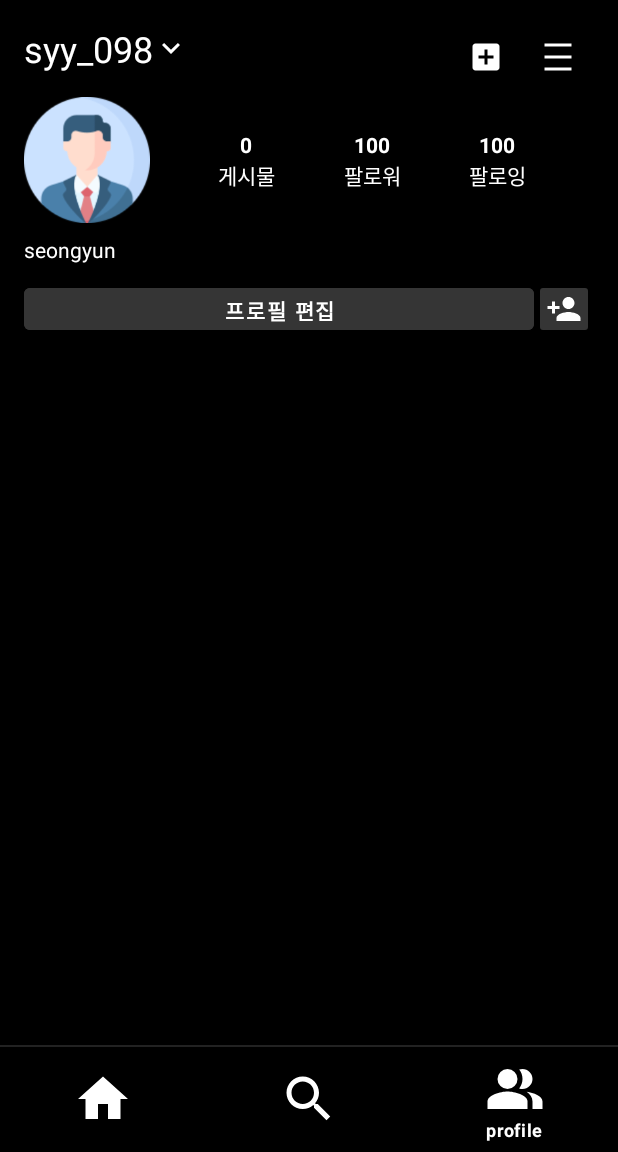
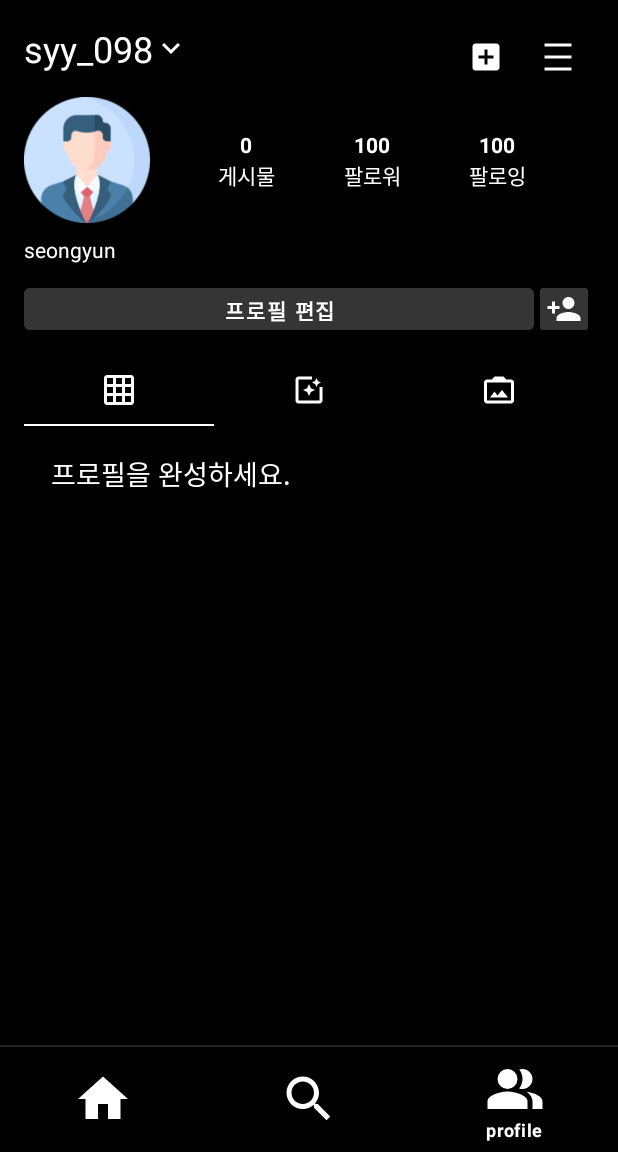
Before and after one commit to EnoughKK/Instram_cloneCoding, an Android app: the screen it shows after launch (MainActivity), item 3 of the bottom bar chosen, on a phone screen of 412 x 824 dp, the part 84-1236 px from its top. Run offline under Robolectric (Android 15) with nearby library versions, the phone set to English and light mode, and no system bars.

Commit message:
issue #1/feature: TabLayout과 ViewPager2를 이용하여 슬라이드 구현

```diff
--- a/app/build.gradle
+++ b/app/build.gradle
@@ -42,6 +42,7 @@ dependencies {
     implementation 'androidx.appcompat:appcompat:1.5.1'
     implementation 'com.google.android.material:material:1.7.0'
     implementation 'androidx.constraintlayout:constraintlayout:2.1.4'
+    implementation 'androidx.viewpager2:viewpager2:1.0.0'
     testImplementation 'junit:junit:4.13.2'
     androidTestImplementation 'androidx.test.ext:junit:1.1.3'
     androidTestImplementation 'androidx.test.espresso:espresso-core:3.4.0'
--- a/app/src/main/java/com/example/umc_week6/MainActivity.kt
+++ b/app/src/main/java/com/example/umc_week6/MainActivity.kt
@@ -2,6 +2,7 @@ package com.example.umc_week6
 
 import androidx.appcompat.app.AppCompatActivity
 import android.os.Bundle
+import com.example.umc_week6.Transaction.TransactionRootFragment
 import com.example.umc_week6.databinding.ActivityMainBinding
 
 class MainActivity : AppCompatActivity() {
--- /dev/null
+++ b/app/src/main/java/com/example/umc_week6/NavigationPages/HomeFragment.kt
@@ -0,0 +1,26 @@
+package com.example.umc_week6.NavigationPages
+
+import android.os.Bundle
+import android.view.LayoutInflater
+import android.view.View
+import android.view.ViewGroup
+import androidx.fragment.app.Fragment
+import com.example.umc_week6.databinding.FragmentHomeBinding
+
+class HomeFragment: Fragment() {
+    private lateinit var viewBinding: FragmentHomeBinding
+
+    override fun onCreateView(
+        inflater: LayoutInflater,
+        container: ViewGroup?,
+        savedInstanceState: Bundle?
+    ): View? {
+        viewBinding = FragmentHomeBinding.inflate(inflater)
+
+        return viewBinding.root
+    }
+
+    override fun onViewCreated(view: View, savedInstanceState: Bundle?) {
+        super.onViewCreated(view, savedInstanceState)
+    }
+}
--- /dev/null
+++ b/app/src/main/java/com/example/umc_week6/NavigationPages/ProfileFragment.kt
@@ -0,0 +1,42 @@
+package com.example.umc_week6.NavigationPages
+
+import android.os.Bundle
+import android.view.LayoutInflater
+import android.view.View
+import android.view.ViewGroup
+import androidx.fragment.app.Fragment
+import com.example.umc_week6.R
+import com.example.umc_week6.ViewpagerPages.ProfileVPAdapter
+import com.example.umc_week6.databinding.FragmentProfileBinding
+import com.google.android.material.tabs.TabLayoutMediator
+
+class ProfileFragment: Fragment() {
+    private lateinit var viewBinding: FragmentProfileBinding
+
+    override fun onCreateView(
+        inflater: LayoutInflater,
+        container: ViewGroup?,
+        savedInstanceState: Bundle?
+    ): View? {
+        viewBinding = FragmentProfileBinding.inflate(inflater)
+
+        return viewBinding.root
+    }
+
+    override fun onViewCreated(view: View, savedInstanceState: Bundle?) {
+        super.onViewCreated(view, savedInstanceState)
+
+        val profileVPAdapter = ProfileVPAdapter(this)
+        viewBinding.vpMain.adapter = profileVPAdapter
+
+        val tabIconArray = arrayOf(
+            R.drawable.ic_baseline_grid_on_24,
+            R.drawable.ic_baseline_photo_filter_24,
+            R.drawable.ic_baseline_photo_camera_back_24
+        )
+
+        TabLayoutMediator(viewBinding.TapMain, viewBinding.vpMain) { tab, position ->
+            tab.setIcon(tabIconArray[position])
+        }.attach()
+    }
+}
--- a/app/src/main/java/com/example/umc_week6/BottomNavigationFragment.kt
+++ b/app/src/main/java/com/example/umc_week6/Transaction/BottomNavigationFragment.kt
@@ -1,10 +1,14 @@
-package com.example.umc_week6
+package com.example.umc_week6.Transaction
 
 import android.os.Bundle
 import android.view.LayoutInflater
 import android.view.View
 import android.view.ViewGroup
 import androidx.fragment.app.Fragment
+import com.example.umc_week6.NavigationPages.HomeFragment
+import com.example.umc_week6.NavigationPages.ProfileFragment
+import com.example.umc_week6.R
+import com.example.umc_week6.NavigationPages.SearchFragment
 import com.example.umc_week6.databinding.FragmentBottomNavigationBinding
 
 class BottomNavigationFragment: Fragment() {
--- a/app/src/main/java/com/example/umc_week6/TransactionRootFragment.kt
+++ b/app/src/main/java/com/example/umc_week6/Transaction/TransactionRootFragment.kt
@@ -1,4 +1,4 @@
-package com.example.umc_week6
+package com.example.umc_week6.Transaction
 
 import android.content.Context
 import android.os.Bundle
@@ -7,6 +7,7 @@ import android.view.View
 import android.view.ViewGroup
 import androidx.activity.OnBackPressedCallback
 import androidx.fragment.app.Fragment
+import com.example.umc_week6.R
 import com.example.umc_week6.databinding.FragmentTransactionRootBinding
 
 class TransactionRootFragment: Fragment() {
--- /dev/null
+++ b/app/src/main/java/com/example/umc_week6/ViewpagerPages/ProfileVPAdapter.kt
@@ -0,0 +1,18 @@
+package com.example.umc_week6.ViewpagerPages
+
+import androidx.fragment.app.Fragment
+import androidx.viewpager2.adapter.FragmentStateAdapter
+import com.example.umc_week6.NavigationPages.ProfileFragment
+
+class ProfileVPAdapter(fragment: Fragment): FragmentStateAdapter(fragment) {
+    override fun getItemCount(): Int = 3
+
+    override fun createFragment(position: Int): Fragment {
+        return when (position) {
+            0 -> ViewpagerPage1Fragment()
+            1 -> ViewpagerPage2Fragment()
+            2 -> ViewpagerPage3Fragment()
+            else -> ViewpagerPage1Fragment()
+        }
+    }
+}
--- /dev/null
+++ b/app/src/main/java/com/example/umc_week6/ViewpagerPages/ViewpagerPage1Fragment.kt
@@ -0,0 +1,25 @@
+package com.example.umc_week6.ViewpagerPages
+
+import android.os.Bundle
+import android.view.LayoutInflater
+import android.view.View
+import android.view.ViewGroup
+import androidx.fragment.app.Fragment
+import com.example.umc_week6.databinding.FragmentViewpagerPage1Binding
+
+class ViewpagerPage1Fragment: Fragment() {
+    private lateinit var viewBinding: FragmentViewpagerPage1Binding
+
+    override fun onCreateView(
+        inflater: LayoutInflater,
+        container: ViewGroup?,
+        savedInstanceState: Bundle?
+    ): View? {
+        viewBinding = FragmentViewpagerPage1Binding.inflate(inflater)
+        return viewBinding.root
+    }
+
+    override fun onViewCreated(view: View, savedInstanceState: Bundle?) {
+        super.onViewCreated(view, savedInstanceState)
+    }
+}
--- /dev/null
+++ b/app/src/main/res/drawable/ic_baseline_grid_on_24.xml
@@ -0,0 +1,5 @@
+<vector android:height="24dp" android:tint="#FFFFFF"
+    android:viewportHeight="24" android:viewportWidth="24"
+    android:width="24dp" xmlns:android="http://schemas.android.com/apk/res/android">
+    <path android:fillColor="@android:color/white" android:pathData="M20,2L4,2c-1.1,0 -2,0.9 -2,2v16c0,1.1 0.9,2 2,2h16c1.1,0 2,-0.9 2,-2L22,4c0,-1.1 -0.9,-2 -2,-2zM8,20L4,20v-4h4v4zM8,14L4,14v-4h4v4zM8,8L4,8L4,4h4v4zM14,20h-4v-4h4v4zM14,14h-4v-4h4v4zM14,8h-4L10,4h4v4zM20,20h-4v-4h4v4zM20,14h-4v-4h4v4zM20,8h-4L16,4h4v4z"/>
+</vector>
--- /dev/null
+++ b/app/src/main/res/drawable/ic_baseline_photo_camera_24.xml
@@ -0,0 +1,6 @@
+<vector android:height="24dp" android:tint="#FFFFFF"
+    android:viewportHeight="24" android:viewportWidth="24"
+    android:width="24dp" xmlns:android="http://schemas.android.com/apk/res/android">
+    <path android:fillColor="@android:color/white" android:pathData="M12,12m-3.2,0a3.2,3.2 0,1 1,6.4 0a3.2,3.2 0,1 1,-6.4 0"/>
+    <path android:fillColor="@android:color/white" android:pathData="M9,2L7.17,4L4,4c-1.1,0 -2,0.9 -2,2v12c0,1.1 0.9,2 2,2h16c1.1,0 2,-0.9 2,-2L22,6c0,-1.1 -0.9,-2 -2,-2h-3.17L15,2L9,2zM12,17c-2.76,0 -5,-2.24 -5,-5s2.24,-5 5,-5 5,2.24 5,5 -2.24,5 -5,5z"/>
+</vector>
--- /dev/null
+++ b/app/src/main/res/drawable/ic_baseline_photo_camera_back_24.xml
@@ -0,0 +1,5 @@
+<vector android:height="24dp" android:tint="#FFFFFF"
+    android:viewportHeight="24" android:viewportWidth="24"
+    android:width="24dp" xmlns:android="http://schemas.android.com/apk/res/android">
+    <path android:fillColor="@android:color/white" android:pathData="M20,5c1.1,0 2,0.9 2,2v12c0,1.1 -0.9,2 -2,2L4,21c-1.1,0 -2,-0.9 -2,-2L2,7c0,-1.1 0.9,-2 2,-2h3.17L9,3h6l1.83,2L20,5zM20,19L20,7L4,7v12h16zM14,12l-3,3.72L9,13l-3,4h12l-4,-5z"/>
+</vector>
--- /dev/null
+++ b/app/src/main/res/drawable/ic_baseline_photo_filter_24.xml
@@ -0,0 +1,5 @@
+<vector android:height="24dp" android:tint="#FFFFFF"
+    android:viewportHeight="24" android:viewportWidth="24"
+    android:width="24dp" xmlns:android="http://schemas.android.com/apk/res/android">
+    <path android:fillColor="@android:color/white" android:pathData="M19.02,10v9L5,19L5,5h9L14,3L5.02,3c-1.1,0 -2,0.9 -2,2v14c0,1.1 0.9,2 2,2h14c1.1,0 2,-0.9 2,-2v-9h-2zM17,10l0.94,-2.06L20,7l-2.06,-0.94L17,4l-0.94,2.06L14,7l2.06,0.94zM13.25,10.75L12,8l-1.25,2.75L8,12l2.75,1.25L12,16l1.25,-2.75L16,12z"/>
+</vector>
--- a/app/src/main/res/layout/fragment_profile.xml
+++ b/app/src/main/res/layout/fragment_profile.xml
@@ -38,7 +38,8 @@
                     android:backgroundTint="@color/black"
                     app:layout_constraintEnd_toEndOf="parent"
                     app:layout_constraintTop_toTopOf="parent"
-                    app:srcCompat="@drawable/ic_baseline_density_medium_24" />
+                    app:srcCompat="@drawable/ic_baseline_density_medium_24"
+                    tools:ignore="SpeakableTextPresentCheck,TouchTargetSizeCheck" />
 
                 <ImageButton
                     android:id="@+id/btn_make"
@@ -47,7 +48,8 @@
                     android:backgroundTint="@color/black"
                     app:layout_constraintEnd_toStartOf="@+id/btn_menu"
                     app:layout_constraintTop_toTopOf="parent"
-                    app:srcCompat="@drawable/ic_baseline_add_box_24" />
+                    app:srcCompat="@drawable/ic_baseline_add_box_24"
+                    tools:ignore="SpeakableTextPresentCheck,TouchTargetSizeCheck" />
 
                 <ImageView
                     android:id="@+id/user_profile"
@@ -186,9 +188,10 @@
                     android:textSize="14sp"
                     android:textStyle="bold"
                     app:layout_constraintBottom_toBottomOf="parent"
+                    app:layout_constraintEnd_toStartOf="@id/btn_find_friends"
                     app:layout_constraintStart_toStartOf="parent"
                     app:layout_constraintTop_toBottomOf="@+id/user_name"
-                    app:layout_constraintEnd_toStartOf="@id/btn_find_friends"/>
+                    tools:ignore="TouchTargetSizeCheck" />
 
                 <ImageButton
                     android:id="@+id/btn_find_friends"
@@ -198,14 +201,41 @@
                     app:layout_constraintBottom_toBottomOf="@+id/btn_edit_profile"
                     app:layout_constraintEnd_toEndOf="parent"
                     app:layout_constraintTop_toTopOf="@+id/btn_edit_profile"
-                    app:srcCompat="@drawable/ic_baseline_person_add_24" />
+                    app:srcCompat="@drawable/ic_baseline_person_add_24"
+                    tools:ignore="TouchTargetSizeCheck,SpeakableTextPresentCheck" />
 
+            </androidx.constraintlayout.widget.ConstraintLayout>
+
+            <androidx.constraintlayout.widget.ConstraintLayout
+                android:layout_width="match_parent"
+                android:layout_height="480dp">
+
+                <com.google.android.material.tabs.TabLayout
+                    android:id="@+id/Tap_main"
+                    android:layout_width="0dp"
+                    android:layout_height="wrap_content"
+                    android:background="@color/black"
+                    tools:ignore="SpeakableTextPresentCheck"
+                    app:tabMode="fixed"
+                    app:tabIndicatorColor="@color/white"
+                    app:tabIndicatorHeight="1dp"
+                    app:layout_constraintEnd_toEndOf="parent"
+                    app:layout_constraintStart_toStartOf="parent"
+                    app:layout_constraintTop_toTopOf="parent"
+                    app:tabIconTint="@color/white"/>
+
+                <androidx.viewpager2.widget.ViewPager2
+                    android:id="@+id/vp_main"
+                    android:layout_width="0dp"
+                    android:layout_height="0dp"
+                    app:layout_constraintTop_toBottomOf="@id/Tap_main"
+                    app:layout_constraintStart_toStartOf="parent"
+                    app:layout_constraintEnd_toEndOf="parent"
+                    app:layout_constraintBottom_toBottomOf="parent"/>
 
             </androidx.constraintlayout.widget.ConstraintLayout>
 
         </LinearLayout>
 
-
-
     </ScrollView>
 </androidx.constraintlayout.widget.ConstraintLayout>
--- /dev/null
+++ b/app/src/main/res/layout/fragment_viewpager_page1.xml
@@ -0,0 +1,18 @@
+<?xml version="1.0" encoding="utf-8"?>
+<androidx.constraintlayout.widget.ConstraintLayout xmlns:android="http://schemas.android.com/apk/res/android"
+    xmlns:app="http://schemas.android.com/apk/res-auto"
+    android:layout_width="match_parent"
+    android:layout_height="430dp"
+    android:background="@color/black"
+    android:padding="18dp">
+
+    <TextView
+        android:layout_width="wrap_content"
+        android:layout_height="wrap_content"
+        android:text="프로필을 완성하세요."
+        android:textColor="@color/white"
+        android:textSize="18sp"
+        app:layout_constraintStart_toStartOf="parent"
+        app:layout_constraintTop_toTopOf="parent" />
+
+</androidx.constraintlayout.widget.ConstraintLayout>
```
Also changed, not shown: app/src/main/java/com/example/umc_week6/NavigationPages/SearchFragment.kt (renamed from app/src/main/java/com/example/umc_week6/HomeFragment.kt, +5 -5 lines), app/src/main/java/com/example/umc_week6/ViewpagerPages/ViewpagerPage2Fragment.kt (renamed from app/src/main/java/com/example/umc_week6/ProfileFragment.kt, +5 -6 lines), app/src/main/java/com/example/umc_week6/ViewpagerPages/ViewpagerPage3Fragment.kt (renamed from app/src/main/java/com/example/umc_week6/SearchFragment.kt, +5 -7 lines), app/src/main/res/layout/fragment_viewpager_page2.xml (added, +45 -0 lines), app/src/main/res/layout/fragment_viewpager_page3.xml (added, +18 -0 lines).
